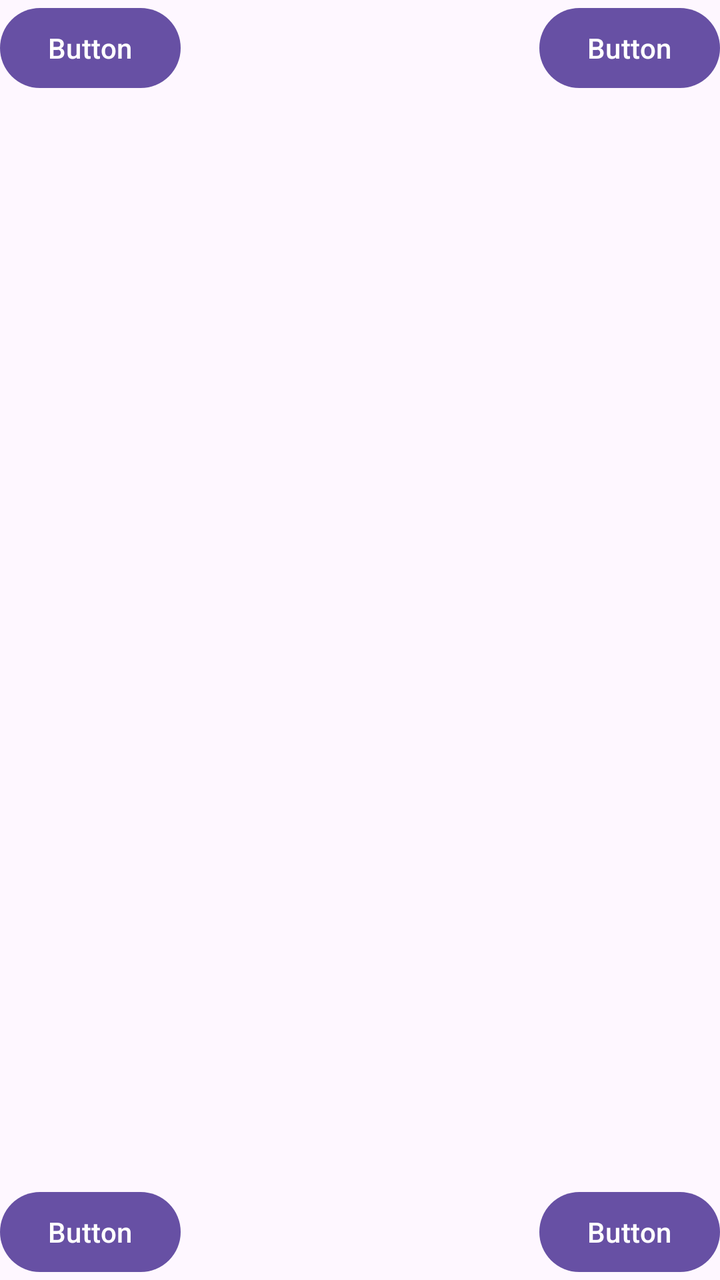
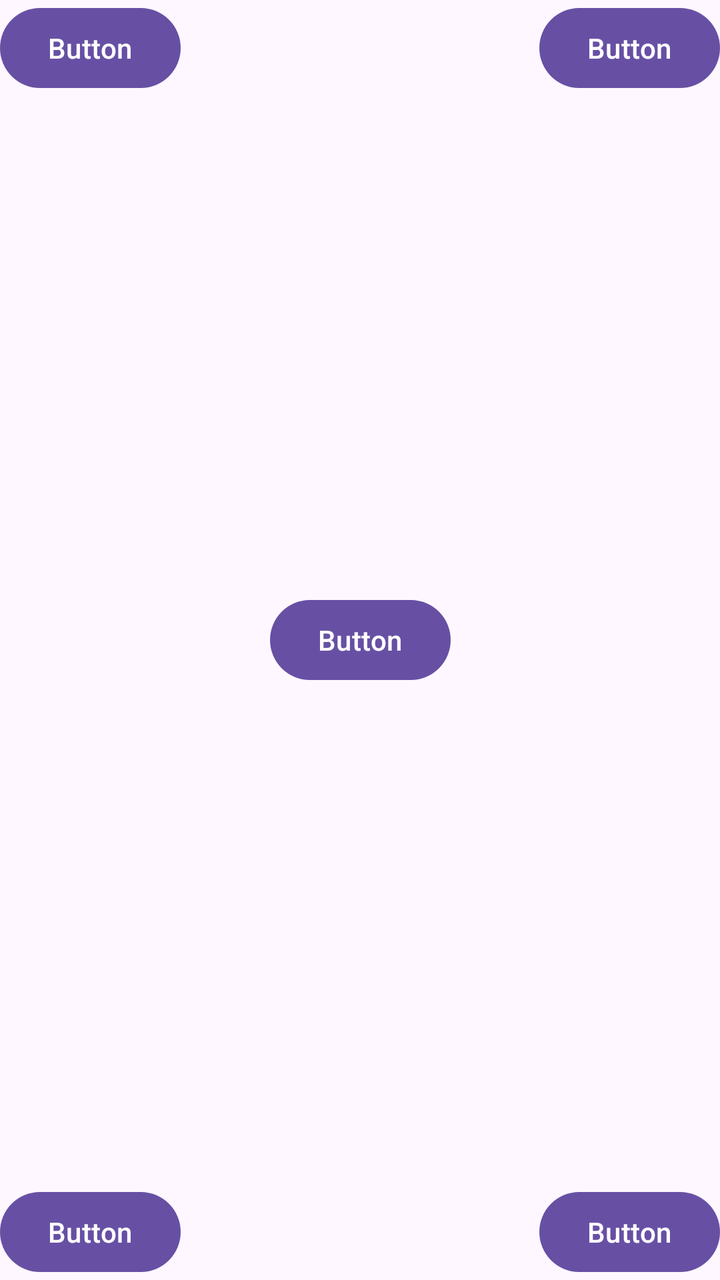

The first picture is an Android layout as it rendered before a commit; the second is the same layout after the commit. The layout source and the unified diff follow.
<!-- AndroidManifest.xml: application theme Theme._21_09 -->
<!-- res/layout/activity_main.xml -->
<?xml version="1.0" encoding="utf-8"?>
<androidx.constraintlayout.widget.ConstraintLayout xmlns:android="http://schemas.android.com/apk/res/android"
    xmlns:app="http://schemas.android.com/apk/res-auto"
    xmlns:tools="http://schemas.android.com/tools"
    android:id="@+id/main"
    android:layout_width="match_parent"
    android:layout_height="match_parent"
    tools:context=".MainActivity">

    <Button
        android:id="@+id/button3"
        android:layout_width="wrap_content"
        android:layout_height="wrap_content"
        android:text="Button"
        app:layout_constraintStart_toStartOf="parent"
        app:layout_constraintTop_toTopOf="parent" />

    <Button
        android:id="@+id/button5"
        android:layout_width="wrap_content"
        android:layout_height="wrap_content"
        android:text="Button"
        app:layout_constraintBottom_toBottomOf="parent"
        app:layout_constraintStart_toStartOf="parent" />

    <Button
        android:id="@+id/button6"
        android:layout_width="wrap_content"
        android:layout_height="wrap_content"
        android:text="Button"
        app:layout_constraintEnd_toEndOf="parent"
        app:layout_constraintTop_toTopOf="parent" />

    <Button
        android:id="@+id/button7"
        android:layout_width="wrap_content"
        android:layout_height="wrap_content"
        android:text="Button"
        app:layout_constraintBottom_toBottomOf="parent"
        app:layout_constraintEnd_toEndOf="parent" />

</androidx.constraintlayout.widget.ConstraintLayout>
<!-- resources referenced by this layout -->
<resources>
  <style name="Theme._21_09" parent="Base.Theme._21_09" />
  <style name="Base.Theme._21_09" parent="Theme.Material3.DayNight.NoActionBar">
          
          
      </style>
</resources>

<!-- the commit's change to res/layout/activity_main.xml (unified diff, before → after) -->
@@ -39,4 +39,14 @@
         app:layout_constraintBottom_toBottomOf="parent"
         app:layout_constraintEnd_toEndOf="parent" />
 
+    <Button
+        android:id="@+id/button8"
+        android:layout_width="wrap_content"
+        android:layout_height="wrap_content"
+        android:text="Button"
+        app:layout_constraintBottom_toBottomOf="parent"
+        app:layout_constraintEnd_toEndOf="parent"
+        app:layout_constraintStart_toStartOf="parent"
+        app:layout_constraintTop_toTopOf="parent" />
+
 </androidx.constraintlayout.widget.ConstraintLayout>
